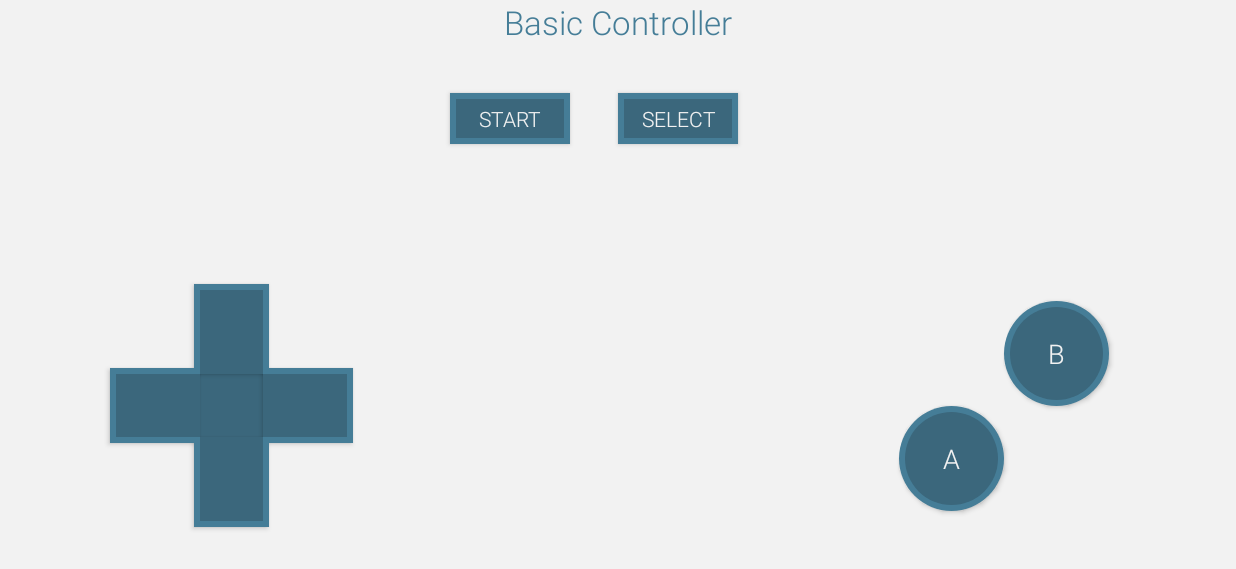
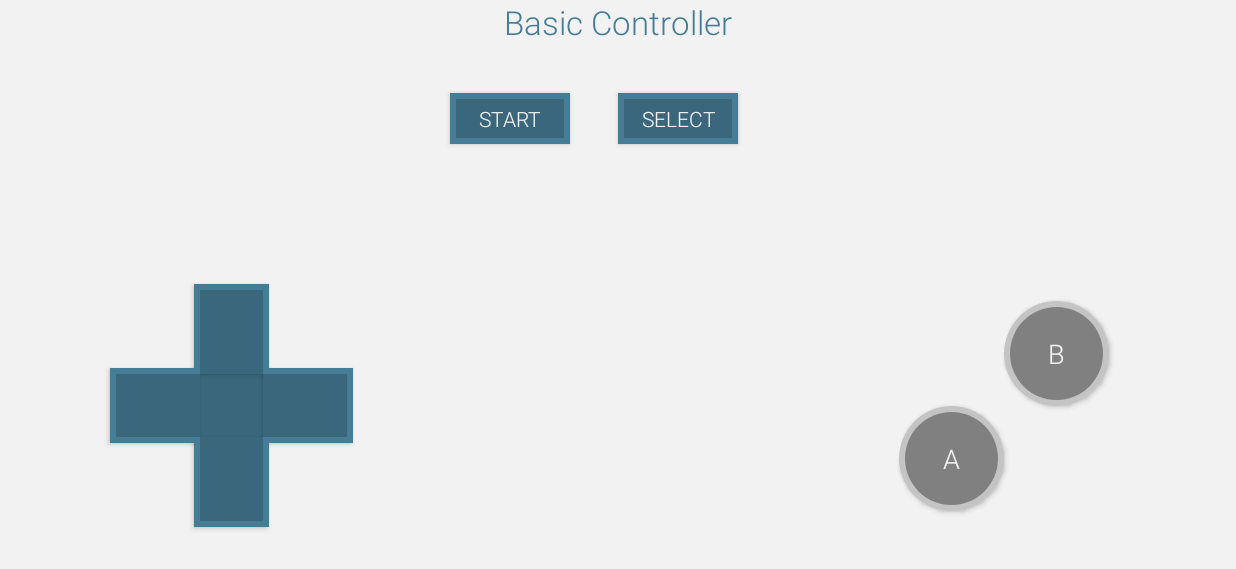
Before and after one commit to tvbarthel/Adaptilo, an Android app: the screen it shows after launch (MainActivity), on a phone screen of 824 x 412 dp (held sideways). Shown: the top 569 px of the screen. Run offline under Robolectric (Android 15) with nearby library versions, the phone set to English and light mode, and no system bars.

Commit message:
Add two colors for circle buttons

```diff
--- a/Android/app/src/main/res/drawable/btn_circle_normal.xml
+++ b/Android/app/src/main/res/drawable/btn_circle_normal.xml
@@ -3,7 +3,7 @@
 <layer-list xmlns:android="http://schemas.android.com/apk/res/android">
     <item>
         <shape android:shape="oval">
-            <solid android:color="@color/btn_secondary" />
+            <solid android:color="@color/btn_circle_secondary" />
             <size
                 android:width="60dp"
                 android:height="60dp" />
@@ -16,7 +16,7 @@
         android:right="@dimen/btn_padding_normal"
         android:top="@dimen/btn_padding_normal">
         <shape android:shape="oval">
-            <solid android:color="@color/btn_primary" />
+            <solid android:color="@color/btn_circle_primary" />
             <size
                 android:width="60dp"
                 android:height="60dp" />
--- a/Android/app/src/main/res/drawable/btn_circle_pressed.xml
+++ b/Android/app/src/main/res/drawable/btn_circle_pressed.xml
@@ -3,7 +3,7 @@
 <layer-list xmlns:android="http://schemas.android.com/apk/res/android">
     <item>
         <shape android:shape="oval">
-            <solid android:color="@color/btn_secondary" />
+            <solid android:color="@color/btn_circle_secondary" />
             <size
                 android:width="60dp"
                 android:height="60dp" />
@@ -16,7 +16,7 @@
         android:right="@dimen/btn_padding_pressed"
         android:top="@dimen/btn_padding_pressed">
         <shape android:shape="oval">
-            <solid android:color="@color/btn_primary" />
+            <solid android:color="@color/btn_circle_primary" />
             <size
                 android:width="60dp"
                 android:height="60dp" />
--- a/Android/app/src/main/res/values/colors.xml
+++ b/Android/app/src/main/res/values/colors.xml
@@ -7,4 +7,6 @@
     <!-- Button -->
     <color name="btn_primary">#ff3b677c</color>
     <color name="btn_secondary">#FF457D97</color>
+    <color name="btn_circle_primary">#ff808080</color>
+    <color name="btn_circle_secondary">#ffc4c4c4</color>
 </resources>
```
